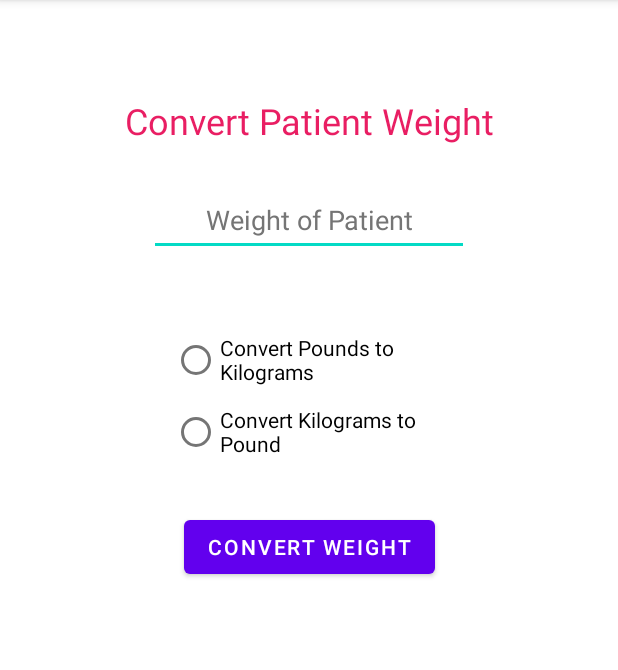
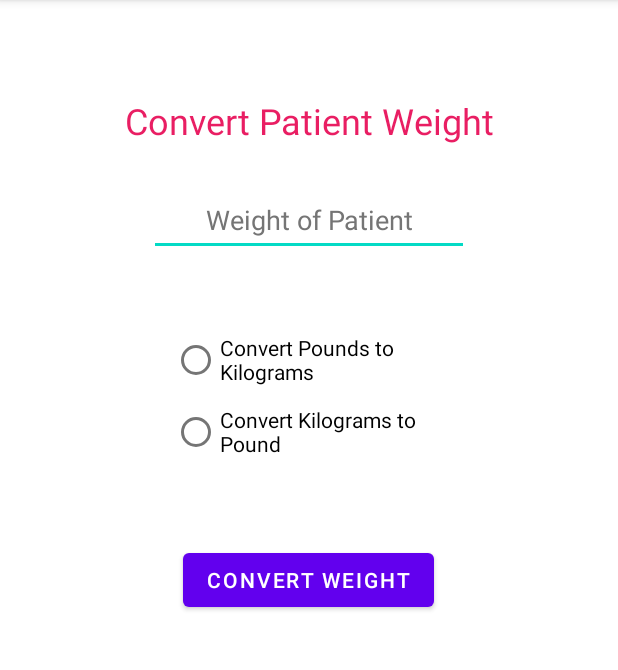
Before and after one commit to Ciezo/android-weightConverter, an Android app: the screen it shows after launch (MainActivity), on a phone screen of 412 x 824 dp, the part 84-754 px from its top. Run offline under Robolectric (Android 15) with nearby library versions, the phone set to English and light mode, and no system bars.

```diff
--- a/app/src/main/res/layout/activity_main.xml
+++ b/app/src/main/res/layout/activity_main.xml
@@ -56,12 +56,14 @@
             android:id="@+id/radLbToKilo"
             android:layout_width="match_parent"
             android:layout_height="wrap_content"
+            android:onClick="hideKeyboard"
             android:text="@string/radLbToKilo" />
 
         <RadioButton
             android:id="@+id/radKiloToLb"
             android:layout_width="match_parent"
             android:layout_height="wrap_content"
+            android:onClick="hideKeyboard"
             android:text="@string/radKiloToLb" />
     </RadioGroup>
 
@@ -70,12 +72,13 @@
         android:layout_width="wrap_content"
         android:layout_height="wrap_content"
         android:layout_marginStart="100dp"
-        android:layout_marginTop="55dp"
+        android:layout_marginTop="100dp"
         android:layout_marginEnd="100dp"
         android:layout_marginBottom="54dp"
         android:text="@string/btnConvert"
         app:layout_constraintBottom_toTopOf="@+id/txtResult"
         app:layout_constraintEnd_toEndOf="parent"
+        app:layout_constraintHorizontal_bias="0.488"
         app:layout_constraintStart_toStartOf="parent"
         app:layout_constraintTop_toBottomOf="@+id/radioGroup" />
 
```
Also changed, not shown: app/src/main/java/com/secuya/android/weightconverter/MainActivity.java (+8 -0 lines).
